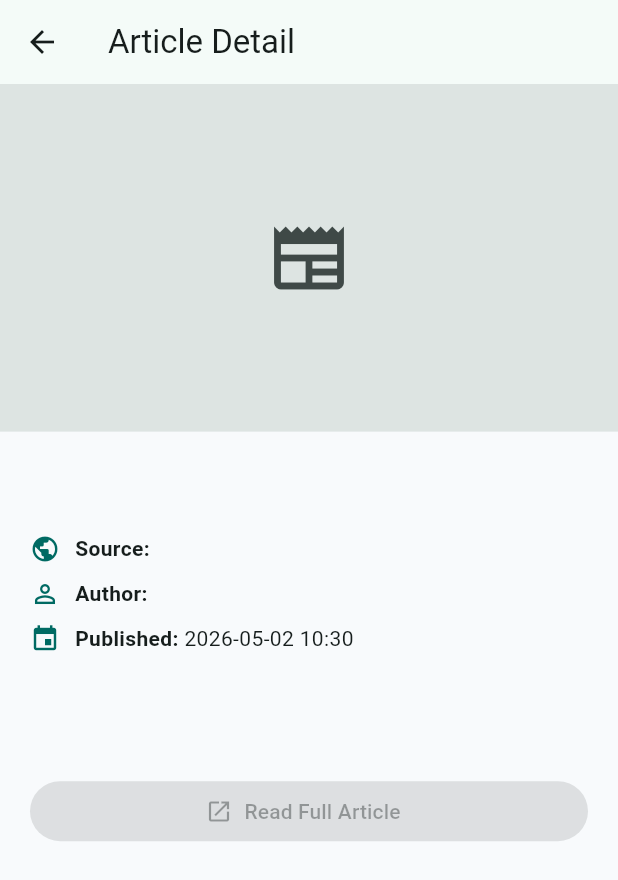
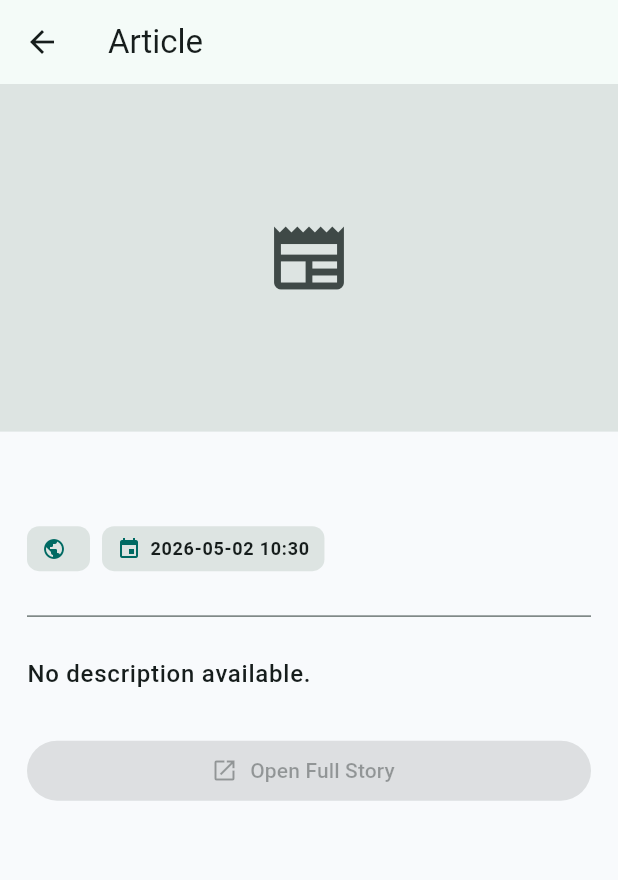
Before and after one commit to tarikuadugna/New-reader, a Flutter app: the ArticleDetailScreen screen opened directly with empty values, on a phone screen of 412 x 824 dp. Shown: the top 880 px of the screen. Run offline on Flutter 3.47's test engine with Material 3 defaults, Android fonts, the phone set to English and light mode, and no system bars; our stand-ins replace flutter_dotenv; network calls fail.

Commit message:
Improve news search and article view

```diff
--- a/lib/screens/detail_screen.dart
+++ b/lib/screens/detail_screen.dart
@@ -10,47 +10,83 @@ class ArticleDetailScreen extends StatelessWidget {
 
   @override
   Widget build(BuildContext context) {
+    final description = _cleanText(article.description);
+    final content = _cleanText(article.content);
+
     return Scaffold(
-      appBar: AppBar(title: const Text('Article Detail')),
+      appBar: AppBar(title: const Text('Article')),
       body: SingleChildScrollView(
         child: Column(
           crossAxisAlignment: CrossAxisAlignment.start,
           children: <Widget>[
             _HeroImage(imageUrl: article.urlToImage),
-            Padding(
-              padding: const EdgeInsets.all(20),
+            Center(
+              child: ConstrainedBox(
+                constraints: const BoxConstraints(maxWidth: 760),
+                child: Padding(
+                  padding: const EdgeInsets.fromLTRB(18, 20, 18, 28),
                   child: Column(
                     crossAxisAlignment: CrossAxisAlignment.start,
                     children: <Widget>[
                       Text(
                         article.title,
-                    style: Theme.of(context).textTheme.headlineSmall?.copyWith(
+                        style: Theme.of(context).textTheme.headlineSmall
+                            ?.copyWith(
                               fontWeight: FontWeight.w800,
+                              height: 1.2,
                             ),
                       ),
-                  const SizedBox(height: 16),
-                  _MetadataRow(
+                      const SizedBox(height: 14),
+                      Wrap(
+                        spacing: 8,
+                        runSpacing: 8,
+                        children: <Widget>[
+                          _InfoChip(
                             icon: Icons.public,
-                    label: 'Source',
-                    value: article.sourceName,
+                            text: article.sourceName,
                           ),
-                  _MetadataRow(
-                    icon: Icons.person_outline,
-                    label: 'Author',
-                    value: article.author ?? 'Unknown author',
+                          _InfoChip(
+                            icon: Icons.event,
+                            text: _formatDateTime(article.publishedAt),
                           ),
-                  _MetadataRow(
-                    icon: Icons.event,
-                    label: 'Published',
-                    value: _formatDateTime(article.publishedAt),
+                        ],
                       ),
-                  const SizedBox(height: 20),
+                      if (article.author != null &&
+                          article.author!.trim().isNotEmpty) ...<Widget>[
+                        const SizedBox(height: 12),
+                        Row(
+                          crossAxisAlignment: CrossAxisAlignment.start,
+                          children: <Widget>[
+                            Icon(
+                              Icons.person_outline,
+                              size: 20,
+                              color: Theme.of(context).colorScheme.primary,
+                            ),
+                            const SizedBox(width: 8),
+                            Expanded(child: Text(article.author!.trim())),
+                          ],
+                        ),
+                      ],
+                      const SizedBox(height: 22),
+                      Divider(color: Theme.of(context).colorScheme.outline),
+                      const SizedBox(height: 18),
                       Text(
-                    article.description ?? 'No description available.',
+                        description ?? 'No description available.',
+                        style: Theme.of(context).textTheme.bodyLarge?.copyWith(
+                          height: 1.55,
+                          fontWeight: FontWeight.w500,
+                        ),
+                      ),
+                      if (content != null &&
+                          content != description) ...<Widget>[
+                        const SizedBox(height: 18),
+                        Text(
+                          content,
                           style: Theme.of(
                             context,
-                    ).textTheme.bodyLarge?.copyWith(height: 1.45),
+                          ).textTheme.bodyLarge?.copyWith(height: 1.55),
                         ),
+                      ],
                       const SizedBox(height: 28),
                       SizedBox(
                         width: double.infinity,
@@ -61,16 +97,32 @@ class ArticleDetailScreen extends StatelessWidget {
                                   _openArticle(context);
                                 },
                           icon: const Icon(Icons.open_in_new),
-                      label: const Text('Read Full Article'),
+                          label: const Text('Open Full Story'),
                         ),
                       ),
                     ],
+                  ),
+                ),
               ),
             ),
           ],
         ),
       ),
     );
+  }
+
+  String? _cleanText(String? value) {
+    final text = value?.trim();
+    if (text == null || text.isEmpty) {
+      return null;
+    }
+
+    final charsTextIndex = text.indexOf('[+');
+    if (charsTextIndex != -1 && text.endsWith('chars]')) {
+      return text.substring(0, charsTextIndex).trim();
+    }
+
+    return text;
   }
 
   Future<void> _openArticle(BuildContext context) async {
@@ -98,6 +150,43 @@ class ArticleDetailScreen extends StatelessWidget {
     final hour = local.hour.toString().padLeft(2, '0');
     final minute = local.minute.toString().padLeft(2, '0');
     return '$year-$month-$day $hour:$minute';
+  }
+}
+
+class _InfoChip extends StatelessWidget {
+  final IconData icon;
+  final String text;
+
+  const _InfoChip({required this.icon, required this.text});
+
+  @override
+  Widget build(BuildContext context) {
+    return DecoratedBox(
+      decoration: BoxDecoration(
+        color: Theme.of(context).colorScheme.surfaceContainerHighest,
+        borderRadius: BorderRadius.circular(8),
+      ),
+      child: Padding(
+        padding: const EdgeInsets.symmetric(horizontal: 10, vertical: 7),
+        child: Row(
+          mainAxisSize: MainAxisSize.min,
+          children: <Widget>[
+            Icon(icon, size: 16, color: Theme.of(context).colorScheme.primary),
+            const SizedBox(width: 6),
+            ConstrainedBox(
+              constraints: const BoxConstraints(maxWidth: 260),
+              child: Text(
+                text,
+                overflow: TextOverflow.ellipsis,
+                style: Theme.of(
+                  context,
+                ).textTheme.labelMedium?.copyWith(fontWeight: FontWeight.w600),
+              ),
+            ),
+          ],
+        ),
+      ),
+    );
   }
 }
 
@@ -146,43 +235,3 @@ class _ImagePlaceholder extends StatelessWidget {
     );
   }
 }
-
-class _MetadataRow extends StatelessWidget {
-  final IconData icon;
-  final String label;
-  final String value;
-
-  const _MetadataRow({
-    required this.icon,
-    required this.label,
-    required this.value,
-  });
-
-  @override
-  Widget build(BuildContext context) {
-    return Padding(
-      padding: const EdgeInsets.only(bottom: 10),
-      child: Row(
-        crossAxisAlignment: CrossAxisAlignment.start,
-        children: <Widget>[
-          Icon(icon, size: 20, color: Theme.of(context).colorScheme.primary),
-          const SizedBox(width: 10),
-          Expanded(
-            child: RichText(
-              text: TextSpan(
-                style: Theme.of(context).textTheme.bodyMedium,
-                children: <InlineSpan>[
-                  TextSpan(
-                    text: '$label: ',
-                    style: const TextStyle(fontWeight: FontWeight.w700),
-                  ),
-                  TextSpan(text: value),
-                ],
-              ),
-            ),
-          ),
-        ],
-      ),
-    );
-  }
-}
```
Also changed, not shown: lib/screens/search_screen.dart (+111 -52 lines), lib/services/news_api_service.dart (+7 -1 lines). Lines whose indentation alone changed are shown as unchanged.
